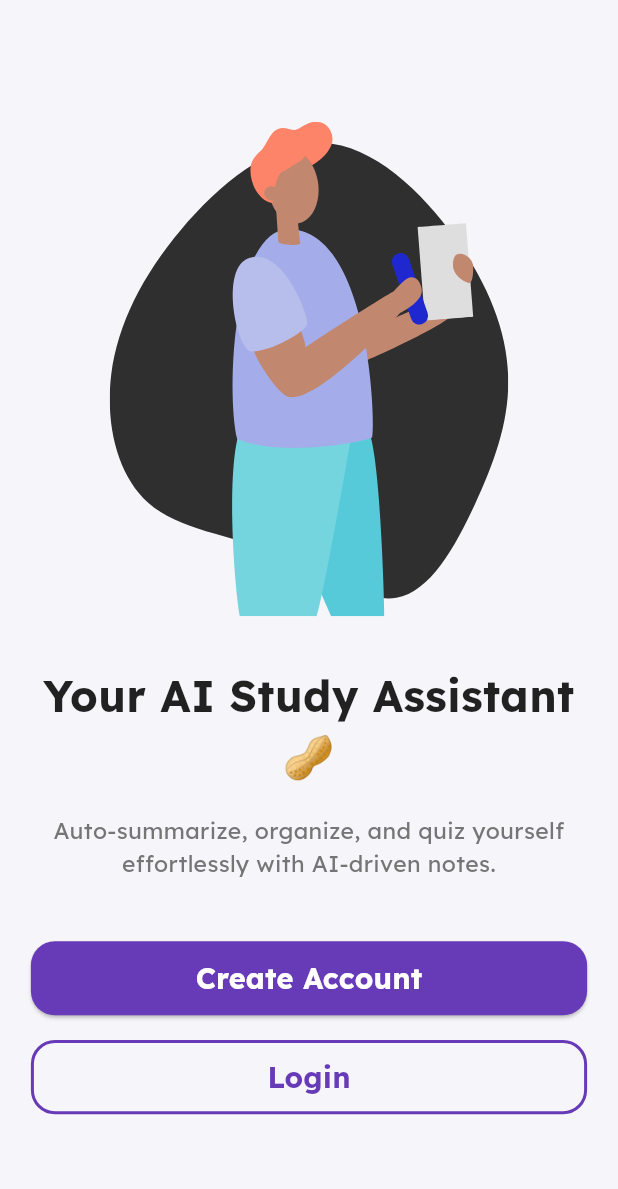
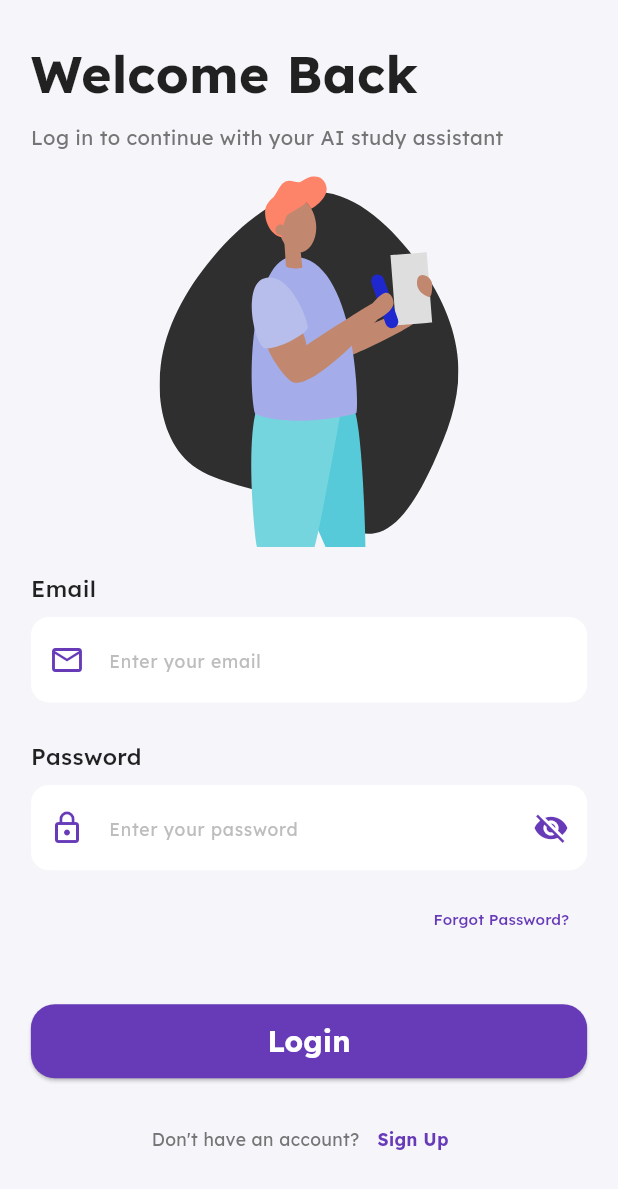
Before and after one commit to Srilochan7/Peanote, a Flutter app: the screen it shows after launch, after a tap on "Login", on a phone screen of 412 x 824 dp. Shown: the top 1189 px of the screen. Run offline on Flutter 3.47's test engine with Material 3 defaults, Android fonts, the light colour scheme and no system bars; our stand-ins replace bloc, equatable, file_picker, firebase_auth, firebase_core, flutter_bloc and 5 more; accounts and stored records are empty.

```diff
--- /dev/null
+++ b/client/lib/blocs/AuthBloc/auth_event.dart
@@ -0,0 +1,30 @@
+part of 'auth_bloc.dart';
+
+sealed class AuthEvent {
+  const AuthEvent();
+
+  @override
+  List<Object> get props => [];
+}
+
+
+final class LoginRequested extends AuthEvent{
+  final String email;
+  final String password;
+
+  LoginRequested(this.email, this.password);
+}
+
+final class SignUpRequested extends AuthEvent{
+  final String email;
+  final String password;
+
+
+  SignUpRequested(this.email, this.password);
+  }
+
+  final class LogoutRequested extends AuthEvent{
+
+  }
+
+  final class CheckStatus extends AuthEvent{}
--- /dev/null
+++ b/client/lib/presentation/ui/auth/login.dart
@@ -0,0 +1,277 @@
+import 'package:counter_x/main_screen.dart';
+import 'package:counter_x/presentation/ui/auth/signin.dart';
+import 'package:flutter/material.dart';
+import 'package:google_fonts/google_fonts.dart';
+import 'package:lottie/lottie.dart';
+import 'package:sizer/sizer.dart';
+
+class Login extends StatefulWidget {
+  const Login({super.key});
+
+  @override
+  State<Login> createState() => _LoginState();
+}
+
+class _LoginState extends State<Login> {
+  final _formKey = GlobalKey<FormState>();
+  final _emailController = TextEditingController();
+  final _passwordController = TextEditingController();
+  bool _obscurePassword = true;
+
+  @override
+  void dispose() {
+    _emailController.dispose();
+    _passwordController.dispose();
+    super.dispose();
+  }
+
+  @override
+  Widget build(BuildContext context) {
+    return Sizer(
+      builder: (context, orientation, deviceType) {
+        return Scaffold(
+          backgroundColor: const Color(0xFFF5F5FA),
+
+          body: SafeArea(
+            child: SingleChildScrollView(
+              child: Padding(
+                padding: EdgeInsets.symmetric(horizontal: 5.w),
+                child: Form(
+                  key: _formKey,
+                  child: Column(
+                    crossAxisAlignment: CrossAxisAlignment.start,
+                    children: [
+                      SizedBox(height: 3.h),
+
+                      // Title
+                      Text(
+                        "Welcome Back",
+                        style: GoogleFonts.lexend(
+                          fontSize: 24.sp,
+                          fontWeight: FontWeight.bold,
+                          color: Colors.black87,
+                        ),
+                      ),
+
+                      SizedBox(height: 1.h),
+
+                      // Subtitle
+                      Text(
+                        "Log in to continue with your AI study assistant",
+                        style: GoogleFonts.lexend(
+                          fontSize: 15.sp,
+                          color: Colors.grey.shade600,
+                        ),
+                      ),
+
+                      SizedBox(height: 2.h,),
+
+                      Center( child :
+                        Lottie.asset(
+                        'assets/animation.json',
+                        height: 30.h,
+                        width: 50.w,
+                        fit: BoxFit.contain,
+                      ),
+                      ),
+
+                      SizedBox(height: 2.h),
+
+                      // Email Field
+                      Text(
+                        "Email",
+                        style: GoogleFonts.lexend(
+                          fontSize: 16.sp,
+                          fontWeight: FontWeight.w500,
+                          color: Colors.black87,
+                        ),
+                      ),
+
+                      SizedBox(height: 1.h),
+
+                      TextFormField(
+                        controller: _emailController,
+                        keyboardType: TextInputType.emailAddress,
+                        decoration: InputDecoration(
+                          hintText: "Enter your email",
+                          hintStyle: GoogleFonts.lexend(
+                            fontSize: 14.sp,
+                            color: Colors.grey.shade400,
+                          ),
+                          filled: true,
+                          fillColor: Colors.white,
+                          border: OutlineInputBorder(
+                            borderRadius: BorderRadius.circular(12),
+                            borderSide: BorderSide.none,
+                          ),
+                          enabledBorder: OutlineInputBorder(
+                            borderRadius: BorderRadius.circular(12),
+                            borderSide: BorderSide.none,
+                          ),
+                          focusedBorder: OutlineInputBorder(
+                            borderRadius: BorderRadius.circular(12),
+                            borderSide: BorderSide(color: Colors.deepPurple, width: 2),
+                          ),
+                          prefixIcon: Icon(Icons.email_outlined, color: Colors.deepPurple),
+                          contentPadding: EdgeInsets.symmetric(vertical: 2.h),
+                        ),
+                        validator: (value) {
+                          if (value == null || value.isEmpty) {
+                            return 'Please enter your email';
+                          } else if (!RegExp(r'^[\w-\.]+@([\w-]+\.)+[\w-]{2,4}$').hasMatch(value)) {
+                            return 'Please enter a valid email';
+                          }
+                          return null;
+                        },
+                      ),
+
+                      SizedBox(height: 3.h),
+
+                      // Password Field
+                      Text(
+                        "Password",
+                        style: GoogleFonts.lexend(
+                          fontSize: 16.sp,
+                          fontWeight: FontWeight.w500,
+                          color: Colors.black87,
+                        ),
+                      ),
+
+                      SizedBox(height: 1.h),
+
+                      TextFormField(
+                        controller: _passwordController,
+                        obscureText: _obscurePassword,
+                        decoration: InputDecoration(
+                          hintText: "Enter your password",
+                          hintStyle: GoogleFonts.lexend(
+                            fontSize: 14.sp,
+                            color: Colors.grey.shade400,
+                          ),
+                          filled: true,
+                          fillColor: Colors.white,
+                          border: OutlineInputBorder(
+                            borderRadius: BorderRadius.circular(12),
+                            borderSide: BorderSide.none,
+                          ),
+                          enabledBorder: OutlineInputBorder(
+                            borderRadius: BorderRadius.circular(12),
+                            borderSide: BorderSide.none,
+                          ),
+                          focusedBorder: OutlineInputBorder(
+                            borderRadius: BorderRadius.circular(12),
+                            borderSide: BorderSide(color: Colors.deepPurple, width: 2),
+                          ),
+                          prefixIcon: Icon(Icons.lock_outline, color: Colors.deepPurple),
+                          suffixIcon: IconButton(
+                            icon: Icon(
+                              _obscurePassword ? Icons.visibility_off : Icons.visibility,
+                              color: Colors.deepPurple,
+                            ),
+                            onPressed: () {
+                              setState(() {
+                                _obscurePassword = !_obscurePassword;
+                              });
+                            },
+                          ),
+                          contentPadding: EdgeInsets.symmetric(vertical: 2.h),
+                        ),
+                        validator: (value) {
+                          if (value == null || value.isEmpty) {
+                            return 'Please enter your password';
+                          }
+                          return null;
+                        },
+                      ),
+
+                      SizedBox(height: 1.h),
+
+                      // Forgot Password
+                      Align(
+                        alignment: Alignment.centerRight,
+                        child: TextButton(
+                          onPressed: () {
+                            // TODO: Implement forgot password
+                          },
+                          child: Text(
+                            "Forgot Password?",
+                            style: GoogleFonts.lexend(
+                              fontSize: 13.sp,
+                              fontWeight: FontWeight.w500,
+                              color: Colors.deepPurple,
+                            ),
+                          ),
+                        ),
+                      ),
+
+                      SizedBox(height: 4.h),
+
+                      // Login Button
+                      ElevatedButton(
+                        onPressed: () {
+                          if (_formKey.currentState!.validate()) {
+                            // TODO: Implement login logic
+                            Navigator.pushReplacement(
+                              context,
+                              MaterialPageRoute(builder: (context) => MainScreen())
+                            );
+                          }
+                        },
+                        style: ElevatedButton.styleFrom(
+                          backgroundColor: Colors.deepPurple,
+                          minimumSize: Size(90.w, 6.h),
+                          shape: RoundedRectangleBorder(
+                            borderRadius: BorderRadius.circular(16),
+                          ),
+                        ),
+                        child: Text(
+                          "Login",
+                          style: GoogleFonts.lexend(
+                            fontSize: 18.sp,
+                            fontWeight: FontWeight.bold,
+                            color: Colors.white,
+                          ),
+                        ),
+                      ),
+
+                      SizedBox(height: 2.h),
+
+                      // Sign up redirect
+                      Row(
+                        mainAxisAlignment: MainAxisAlignment.center,
+                        children: [
+                          Text(
+                            "Don't have an account?",
+                            style: GoogleFonts.lexend(
+                              fontSize: 14.sp,
+                              color: Colors.grey.shade600,
+                            ),
+                          ),
+                          TextButton(
+                            onPressed: () {
+                              Navigator.push(context, MaterialPageRoute(builder: (context)=>SignUp()));
+                            },
+                            child: Text(
+                              "Sign Up",
+                              style: GoogleFonts.lexend(
+                                fontSize: 14.sp,
+                                fontWeight: FontWeight.bold,
+                                color: Colors.deepPurple,
+                              ),
+                            ),
+                          ),
+                        ],
+                      ),
+
+                      SizedBox(height: 2.h),
+                    ],
+                  ),
+                ),
+              ),
+            ),
+          ),
+        );
+      },
+    );
+  }
+}
--- a/client/lib/presentation/ui/onboarding/on_board.dart
+++ b/client/lib/presentation/ui/onboarding/on_board.dart
@@ -1,4 +1,7 @@
 import 'package:counter_x/main_screen.dart';
+import 'package:counter_x/presentation/ui/auth/login.dart';
+import 'package:counter_x/presentation/ui/auth/signin.dart';
+
 import 'package:flutter/material.dart';
 import 'package:google_fonts/google_fonts.dart';
 import 'package:lottie/lottie.dart';
@@ -58,7 +61,7 @@ class Onboard extends StatelessWidget {
                   // Create Account Button
                   ElevatedButton(
                     onPressed: () {
-                      Navigator.push(context, MaterialPageRoute(builder: (context)=>MainScreen()));
+                      Navigator.push(context, MaterialPageRoute(builder: (context)=>SignUp()));
                     },
                     style: ElevatedButton.styleFrom(
                       backgroundColor: Colors.deepPurple,
@@ -82,7 +85,7 @@ class Onboard extends StatelessWidget {
                   // Login Button
                   OutlinedButton(
                     onPressed: () {
-                      // TODO: Implement login navigation
+                      Navigator.push(context, MaterialPageRoute(builder: (context)=>Login()));
                     },
                     style: OutlinedButton.styleFrom(
                       minimumSize: Size(90.w, 6.h),
--- a/client/pubspec.yaml
+++ b/client/pubspec.yaml
@@ -27,6 +27,10 @@ dependencies:
   flutter_launcher_icons: ^0.14.3
   intl: ^0.20.2
   lottie: ^3.3.1
+  firebase_auth: ^5.5.1
+  firebase_core: ^3.12.1
+  firebase_storage: ^12.4.4
+  page_transition: ^2.2.1
 
 dev_dependencies:
   flutter_test:
```
Also changed, not shown: client/lib/blocs/AuthBloc/auth_bloc.dart (added, +72 -0 lines), client/lib/blocs/AuthBloc/auth_state.dart (added, +25 -0 lines), client/lib/presentation/ui/auth/signin.dart (added, +304 -0 lines), client/lib/services/firebase_options.dart (added), client/pubspec.lock, 129 other files.
